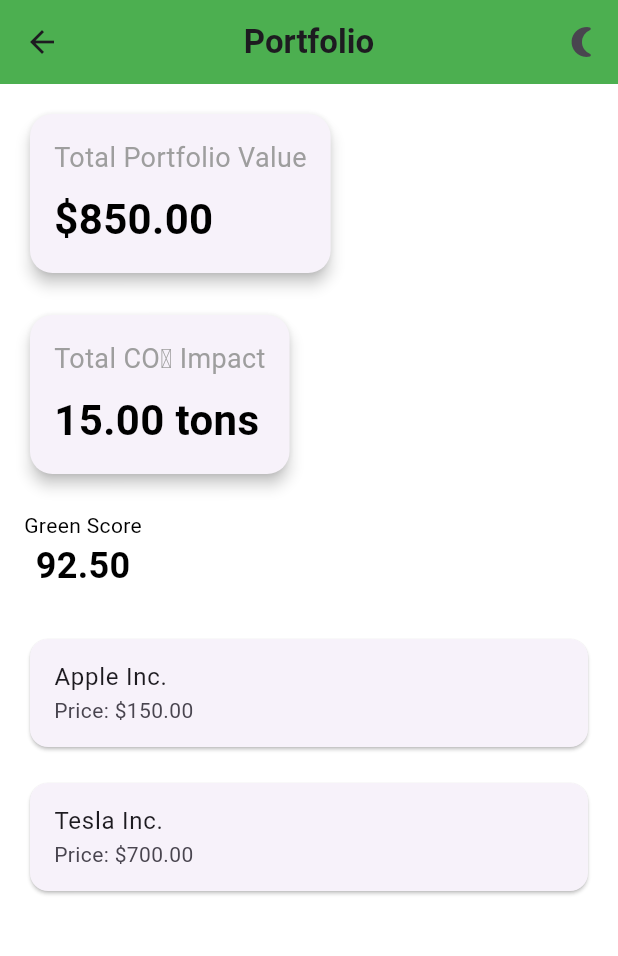
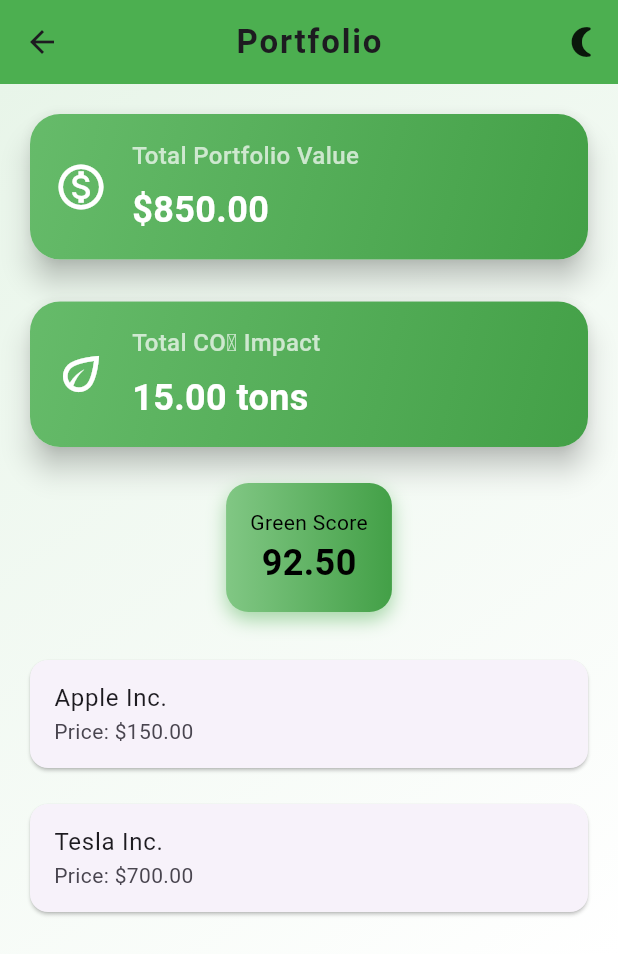
Before and after one commit to dinesh-dot-com/assesment, a Flutter app: the screen it shows after launch, after a tap on "View Portfolio", on a phone screen of 412 x 824 dp. Shown: the top 956 px of the screen. Run offline on Flutter 3.47's test engine with Material 3 defaults, Android fonts, the phone set to English and light mode, and no system bars; network calls fail.

Commit message:
final commit

```diff
--- a/green_stock/lib/screens/home_screen.dart
+++ b/green_stock/lib/screens/home_screen.dart
@@ -11,78 +11,135 @@ class HomeScreen extends StatelessWidget {
   Widget build(BuildContext context) {
     return Scaffold(
       appBar: AppBar(
-        title: Text('Stock Tracker', style: TextStyle(fontWeight: FontWeight.bold)),
+        title: Text(
+          'Stock Tracker',
+          style: TextStyle(
+            fontWeight: FontWeight.bold,
+            letterSpacing: 1.2
+          )
+        ),
         centerTitle: true,
         actions: [
           IconButton(
-            icon: Icon(Theme.of(context).brightness == Brightness.dark ? Icons.wb_sunny : Icons.nightlight_round),
+            icon: Icon(
+              Theme.of(context).brightness == Brightness.dark
+                ? Icons.wb_sunny
+                : Icons.nightlight_round,
+              color: Theme.of(context).brightness == Brightness.dark
+                ? Colors.yellow
+                : Colors.black87,
+            ),
             onPressed: () {
               toggleTheme();
             },
           ),
         ],
       ),
-      body: Padding(
+      body: Container(
+        decoration: BoxDecoration(
+          gradient: LinearGradient(
+            begin: Alignment.topLeft,
+            end: Alignment.bottomRight,
+            colors: [
+              Theme.of(context).brightness == Brightness.dark
+                ? Colors.blueGrey[900]!
+                : Colors.green[50]!,
+              Theme.of(context).brightness == Brightness.dark
+                ? Colors.black
+                : Colors.white,
+            ],
+          ),
+        ),
+        child: Center(
+          child: Padding(
             padding: const EdgeInsets.all(16.0),
             child: Column(
               mainAxisAlignment: MainAxisAlignment.center,
               children: <Widget>[
-            // Search Stocks Card
-            Card(
-              elevation: 4.0,
-              shape: RoundedRectangleBorder(
-                borderRadius: BorderRadius.circular(15.0),
+                _buildHomeCard(
+                  context: context,
+                  icon: Icons.search,
+                  title: 'Search Stocks',
+                  onTap: () => Navigator.push(
+                    context,
+                    MaterialPageRoute(builder: (context) => SearchScreen())
                   ),
-              child: InkWell(
-                onTap: () {
-                  Navigator.push(
+                ),
+                SizedBox(height: 20),
+                _buildHomeCard(
+                  context: context,
+                  icon: Icons.account_balance_wallet,
+                  title: 'View Portfolio',
+                  onTap: () => Navigator.push(
                     context,
-                    MaterialPageRoute(builder: (context) => SearchScreen()),
-                  );
-                },
-                borderRadius: BorderRadius.circular(15.0),
-                child: Padding(
-                  padding: const EdgeInsets.all(16.0),
-                  child: Row(
-                    children: [
-                      Icon(Icons.search, color: Colors.green, size: 32),
-                      SizedBox(width: 16),
-                      Text('Search Stocks', style: Theme.of(context).textTheme.bodyLarge),
+                    MaterialPageRoute(
+                      builder: (context) => PortfolioScreen(toggleTheme: toggleTheme)
+                    )
+                  ),
+                ),
               ],
             ),
           ),
         ),
       ),
-            SizedBox(height: 20),
-            // View Portfolio Card
-            Card(
-              elevation: 4.0,
+    );
+  }
+
+  Widget _buildHomeCard({
+    required BuildContext context,
+    required IconData icon,
+    required String title,
+    required VoidCallback onTap
+  }) {
+    return Card(
+      elevation: 8.0,
       shape: RoundedRectangleBorder(
-                borderRadius: BorderRadius.circular(15.0),
+        borderRadius: BorderRadius.circular(20.0),
       ),
       child: InkWell(
-                onTap: () {
-                  Navigator.push(
-                    context,
-                    MaterialPageRoute(builder: (context) => PortfolioScreen(toggleTheme: toggleTheme)),
-                  );
-                },
-                borderRadius: BorderRadius.circular(15.0),
+        onTap: onTap,
+        borderRadius: BorderRadius.circular(20.0),
+        child: Container(
+          decoration: BoxDecoration(
+            borderRadius: BorderRadius.circular(20.0),
+            gradient: LinearGradient(
+              colors: [
+                Colors.green.shade400,
+                Colors.green.shade600,
+              ],
+              begin: Alignment.topLeft,
+              end: Alignment.bottomRight,
+            ),
+          ),
           child: Padding(
-                  padding: const EdgeInsets.all(16.0),
+            padding: const EdgeInsets.all(20.0),
             child: Row(
               children: [
-                      Icon(Icons.account_balance_wallet, color: Colors.green, size: 32),
-                      SizedBox(width: 16),
-                      Text('View Portfolio', style: Theme.of(context).textTheme.bodyLarge),
+                Icon(
+                  icon,
+                  color: Colors.white,
+                  size: 36
+                ),
+                SizedBox(width: 20),
+                Text(
+                  title,
+                  style: Theme.of(context).textTheme.titleLarge?.copyWith(
+                    color: Colors.white,
+                    fontWeight: FontWeight.bold,
+                    letterSpacing: 1.1
+                  ),
+                ),
+                Spacer(),
+                Icon(
+                  Icons.arrow_forward_ios,
+                  color: Colors.white,
+                  size: 24
+                ),
               ],
             ),
           ),
         ),
       ),
-          ],
-        ),
-      ),
     );
   }
 }
--- a/green_stock/lib/screens/portfolio_screen.dart
+++ b/green_stock/lib/screens/portfolio_screen.dart
@@ -18,74 +18,89 @@ class PortfolioScreen extends StatelessWidget {
   Widget build(BuildContext context) {
     return Scaffold(
       appBar: AppBar(
-        title: Text('Portfolio', style: TextStyle(fontWeight: FontWeight.bold)),
+        title: Text(
+          'Portfolio',
+          style: TextStyle(
+            fontWeight: FontWeight.bold,
+            letterSpacing: 1.2
+          )
+        ),
         centerTitle: true,
         actions: [
           IconButton(
-            icon: Icon(Theme.of(context).brightness == Brightness.dark ? Icons.wb_sunny : Icons.nightlight_round),
+            icon: Icon(
+              Theme.of(context).brightness == Brightness.dark
+                ? Icons.wb_sunny
+                : Icons.nightlight_round,
+              color: Theme.of(context).brightness == Brightness.dark
+                ? Colors.yellow
+                : Colors.black87,
+            ),
             onPressed: () {
               toggleTheme();
             },
           ),
         ],
       ),
-      body: SingleChildScrollView(
+      body: Container(
+        decoration: BoxDecoration(
+          gradient: LinearGradient(
+            begin: Alignment.topLeft,
+            end: Alignment.bottomRight,
+            colors: [
+              Theme.of(context).brightness == Brightness.dark
+                ? Colors.blueGrey[900]!
+                : Colors.green[50]!,
+              Theme.of(context).brightness == Brightness.dark
+                ? Colors.black
+                : Colors.white,
+            ],
+          ),
+        ),
+        child: SingleChildScrollView(
           padding: const EdgeInsets.all(16.0),
           child: Column(
             crossAxisAlignment: CrossAxisAlignment.start,
             children: <Widget>[
-            // Total Portfolio Value Card
-            Card(
-              elevation: 4.0,
-              shape: RoundedRectangleBorder(
-                borderRadius: BorderRadius.circular(15.0),
-              ),
-              child: Padding(
-                padding: const EdgeInsets.all(16.0),
-                child: Column(
-                  crossAxisAlignment: CrossAxisAlignment.start,
-                  children: [
-                    Text(
-                      'Total Portfolio Value',
-                      style: TextStyle(fontSize: 18, color: Colors.grey),
-                    ),
-                    SizedBox(height: 8),
-                    Text(
-                      '\$${portfolio.totalValue.toStringAsFixed(2)}',
-                      style: TextStyle(fontSize: 28, fontWeight: FontWeight.bold),
-                    ),
-                  ],
-                ),
-              ),
+              // Portfolio Value Card
+              _buildPortfolioCard(
+                context,
+                title: 'Total Portfolio Value',
+                value: '\$${portfolio.totalValue.toStringAsFixed(2)}',
+                icon: Icons.monetization_on_outlined,
               ),
               SizedBox(height: 20),
-            // Total CO₂ Impact Card
-            Card(
-              elevation: 4.0,
-              shape: RoundedRectangleBorder(
-                borderRadius: BorderRadius.circular(15.0),
-              ),
-              child: Padding(
-                padding: const EdgeInsets.all(16.0),
-                child: Column(
-                  crossAxisAlignment: CrossAxisAlignment.start,
-                  children: [
-                    Text(
-                      'Total CO₂ Impact',
-                      style: TextStyle(fontSize: 18, color: Colors.grey),
-                    ),
-                    SizedBox(height: 8),
-                    Text(
-                      '${portfolio.totalCarbonFootprint.toStringAsFixed(2)} tons',
-                      style: TextStyle(fontSize: 28, fontWeight: FontWeight.bold),
-                    ),
-                  ],
-                ),
-              ),
+              // CO₂ Impact Card
+              _buildPortfolioCard(
+                context,
+                title: 'Total CO₂ Impact',
+                value: '${portfolio.totalCarbonFootprint.toStringAsFixed(2)} tons',
+                icon: Icons.eco_outlined,
               ),
               SizedBox(height: 20),
               // Green Score Indicator
-            GreenScoreIndicator(greenScore: portfolio.greenScore),
+              Center(
+                child: Container(
+                  decoration: BoxDecoration(
+                    gradient: LinearGradient(
+                      colors: [
+                        Colors.green.shade300,
+                        Colors.green.shade600,
+                      ],
+                    ),
+                    borderRadius: BorderRadius.circular(15),
+                    boxShadow: [
+                      BoxShadow(
+                        color: Colors.green.shade200,
+                        blurRadius: 10,
+                        offset: Offset(0, 5),
+                      )
+                    ]
+                  ),
+                  padding: EdgeInsets.all(16),
+                  child: GreenScoreIndicator(greenScore: portfolio.greenScore),
+                ),
+              ),
               SizedBox(height: 20),
               // Stock List
               ListView.builder(
@@ -103,6 +118,69 @@ class PortfolioScreen extends StatelessWidget {
             ],
           ),
         ),
+      ),
+    );
+  }
+
+  Widget _buildPortfolioCard(
+    BuildContext context, {
+    required String title,
+    required String value,
+    required IconData icon
+  }) {
+    return Card(
+      elevation: 8.0,
+      shape: RoundedRectangleBorder(
+        borderRadius: BorderRadius.circular(20.0),
+      ),
+      child: Container(
+        decoration: BoxDecoration(
+          borderRadius: BorderRadius.circular(20.0),
+          gradient: LinearGradient(
+            colors: [
+              Colors.green.shade400,
+              Colors.green.shade600,
+            ],
+            begin: Alignment.topLeft,
+            end: Alignment.bottomRight,
+          ),
+        ),
+        child: Padding(
+          padding: const EdgeInsets.all(16.0),
+          child: Row(
+            children: [
+              Icon(
+                icon,
+                color: Colors.white,
+                size: 36
+              ),
+              SizedBox(width: 16),
+              Column(
+                crossAxisAlignment: CrossAxisAlignment.start,
+                children: [
+                  Text(
+                    title,
+                    style: TextStyle(
+                      fontSize: 16,
+                      color: Colors.white70,
+                      fontWeight: FontWeight.w500
+                    ),
+                  ),
+                  SizedBox(height: 8),
+                  Text(
+                    value,
+                    style: TextStyle(
+                      fontSize: 24,
+                      color: Colors.white,
+                      fontWeight: FontWeight.bold
+                    ),
+                  ),
+                ],
+              ),
+            ],
+          ),
+        ),
+      ),
     );
   }
 }
--- a/green_stock/lib/screens/search_screen.dart
+++ b/green_stock/lib/screens/search_screen.dart
@@ -10,12 +10,19 @@ class SearchScreen extends StatefulWidget {
 class _SearchScreenState extends State<SearchScreen> {
   final TextEditingController _controller = TextEditingController();
   Stock? _stock;
+  bool _isLoading = false;
 
   void _searchStock() async {
+    setState(() {
+      _isLoading = true;
+    });
+
     final stockService = StockService();
     final stock = await stockService.fetchStockData(_controller.text);
+
     setState(() {
       _stock = stock;
+      _isLoading = false;
     });
   }
 
@@ -23,10 +30,31 @@ class _SearchScreenState extends State<SearchScreen> {
   Widget build(BuildContext context) {
     return Scaffold(
       appBar: AppBar(
-        title: Text('Search Stocks'),
+        title: Text(
+          'Search Stocks',
+          style: TextStyle(
+            fontWeight: FontWeight.bold,
+            letterSpacing: 1.2
+          )
+        ),
         centerTitle: true,
       ),
-      body: Padding(
+      body: Container(
+        decoration: BoxDecoration(
+          gradient: LinearGradient(
+            begin: Alignment.topLeft,
+            end: Alignment.bottomRight,
+            colors: [
+              Theme.of(context).brightness == Brightness.dark
+                ? Colors.blueGrey[900]!
+                : Colors.green[50]!,
+              Theme.of(context).brightness == Brightness.dark
+                ? Colors.black
+                : Colors.white,
+            ],
+          ),
+        ),
+        child: Padding(
           padding: const EdgeInsets.all(16.0),
           child: Column(
             children: <Widget>[
@@ -35,19 +63,27 @@ class _SearchScreenState extends State<SearchScreen> {
                 decoration: InputDecoration(
                   labelText: 'Enter Stock Symbol',
                   border: OutlineInputBorder(
-                  borderRadius: BorderRadius.circular(10),
+                    borderRadius: BorderRadius.circular(15),
+                    borderSide: BorderSide(color: Colors.green),
                   ),
-                prefixIcon: Icon(Icons.search),
+                  prefixIcon: Icon(Icons.search, color: Colors.green),
+                  focusedBorder: OutlineInputBorder(
+                    borderRadius: BorderRadius.circular(15),
+                    borderSide: BorderSide(color: Colors.green, width: 2),
+                  ),
                 ),
               ),
               SizedBox(height: 20),
               ElevatedButton(
                 onPressed: _searchStock,
-              child: Text('Search'),
+                child: _isLoading
+                  ? CircularProgressIndicator(color: Colors.white)
+                  : Text('Search'),
                 style: ElevatedButton.styleFrom(
-                padding: EdgeInsets.symmetric(vertical: 16),
+                  backgroundColor: Colors.green,
+                  padding: EdgeInsets.symmetric(vertical: 16, horizontal: 32),
                   shape: RoundedRectangleBorder(
-                  borderRadius: BorderRadius.circular(10),
+                    borderRadius: BorderRadius.circular(15),
                   ),
                 ),
               ),
@@ -55,22 +91,45 @@ class _SearchScreenState extends State<SearchScreen> {
                 Padding(
                   padding: const EdgeInsets.symmetric(vertical: 20),
                   child: Card(
-                  elevation: 4.0,
+                    elevation: 8.0,
                     shape: RoundedRectangleBorder(
-                    borderRadius: BorderRadius.circular(15.0),
+                      borderRadius: BorderRadius.circular(20.0),
+                    ),
+                    child: Container(
+                      decoration: BoxDecoration(
+                        borderRadius: BorderRadius.circular(20.0),
+                        gradient: LinearGradient(
+                          colors: [
+                            Colors.green.shade400,
+                            Colors.green.shade600,
+                          ],
+                          begin: Alignment.topLeft,
+                          end: Alignment.bottomRight,
+                        ),
                       ),
                       child: ListTile(
                         title: Text(
                           'Stock Price: \$${_stock!.price.toStringAsFixed(2)}',
-                      style: TextStyle(fontSize: 18),
+                          style: TextStyle(
+                            fontSize: 18,
+                            color: Colors.white,
+                            fontWeight: FontWeight.bold
                           ),
-                    subtitle: Text('Symbol: ${_stock!.symbol}'),
+                        ),
+                        subtitle: Text(
+                          'Symbol: ${_stock!.symbol}',
+                          style: TextStyle(
+                            color: Colors.white70
+                          ),
+                        ),
+                      ),
                     ),
                   ),
                 ),
             ],
           ),
         ),
+      ),
     );
   }
 }
```
Also changed, not shown: 1 other file. Lines whose indentation alone changed are shown as unchanged.
